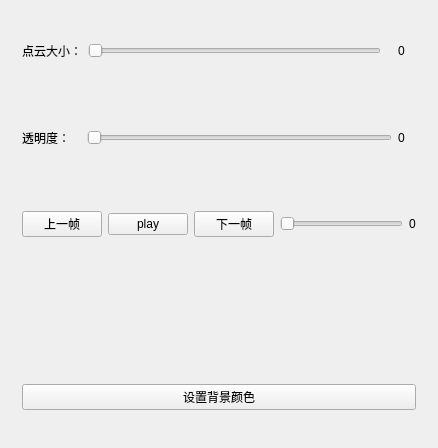
The window that 3DPCViewer/src/ui/InteractionWidget.ui (lexxxx-cmd/3DPCViewer) describes before a commit, drawn with Qt 5.
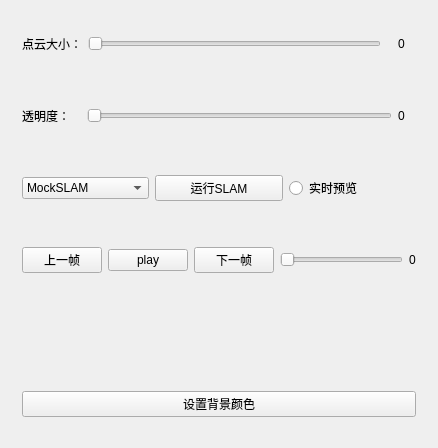
The same window after the commit. Custom widgets are drawn as their Qt base class.

Commit message: feat::添加mockSLAM跑通测试

Patch:
```diff
--- a/3DPCViewer/src/ui/InteractionWidget.ui
+++ b/3DPCViewer/src/ui/InteractionWidget.ui
@@ -80,6 +80,40 @@
      </layout>
     </widget>
    </item>
+   <item>
+    <widget class="QWidget" name="widget_3" native="true">
+     <layout class="QHBoxLayout" name="horizontalLayout_3">
+      <item>
+       <widget class="QComboBox" name="cbx_slam">
+        <item>
+         <property name="text">
+          <string>MockSLAM</string>
+         </property>
+        </item>
+        <item>
+         <property name="text">
+          <string>ORBSLAM3</string>
+         </property>
+        </item>
+       </widget>
+      </item>
+      <item>
+       <widget class="QPushButton" name="pB_run_slam">
+        <property name="text">
+         <string>运行SLAM</string>
+        </property>
+       </widget>
+      </item>
+      <item>
+       <widget class="QRadioButton" name="rb_rt_preview">
+        <property name="text">
+         <string>实时预览</string>
+        </property>
+       </widget>
+      </item>
+     </layout>
+    </widget>
+   </item>
    <item>
     <widget class="QWidget" name="widget_4" native="true">
      <layout class="QHBoxLayout" name="horizontalLayout_4">
```
The commit also changes 9 other files.
